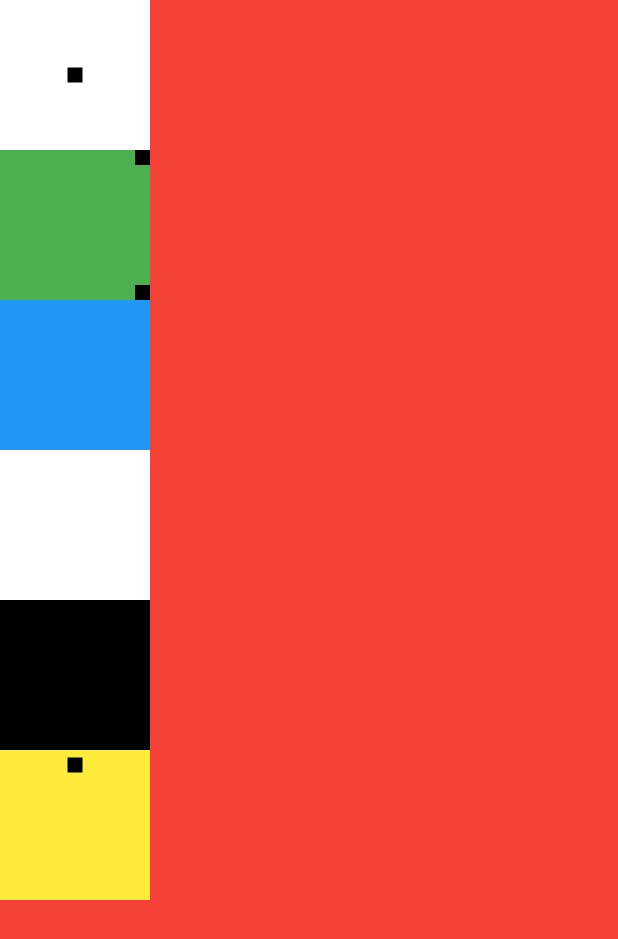
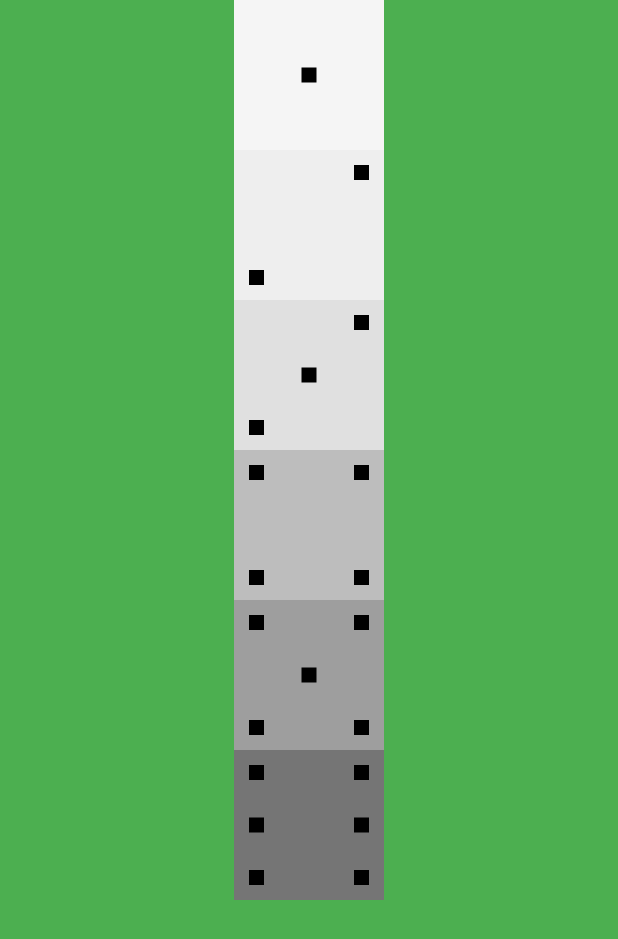
Before and after one commit to SergioRojasLopez/Desarrollo-Interfaces-Flutter, a Flutter app: the Ejercicio3 screen opened directly, on a phone screen of 412 x 824 dp. Shown: the top 939 px of the screen. Run offline on Flutter 3.47's test engine with Material 3 defaults, Android fonts, the light colour scheme and no system bars.

Commit message:
-- ejercicio3.dart finished

```diff
--- a/lib/ejercicio3.dart
+++ b/lib/ejercicio3.dart
@@ -6,88 +6,174 @@
 
   @override
   Widget build(BuildContext context) {
-    return SafeArea(
-      child: Scaffold(
-        backgroundColor: Colors.red,
-        body: Column(
-          mainAxisAlignment: MainAxisAlignment.spaceAround,
-          mainAxisSize: MainAxisSize.min,
-          verticalDirection: VerticalDirection.down,
+    return Scaffold(
+        backgroundColor: Colors.green,
+        body: SafeArea(
+          child: Row(
+            mainAxisAlignment: MainAxisAlignment.center,
             children: [
+              Column(
+                children: [
+                  // Dado 1
                   Container(
-              width: 100.0,
-              height: 100.0 ,
-              color: Colors.white,
-              child: Center(
-                child: point(true),
+                    width: 100,
+                    height: 100,
+                    color: Colors.grey[100],
+                    child: Column(
+                      mainAxisAlignment: MainAxisAlignment.center,
+                      children: [
+                        point(),
+                      ],
                     ),
                   ),
+                  // Dado 2
                   Container(
-              width: 100.0,
-              height: 100.0,
-              // alignment: Alignment.bottomRight,
-              color: Colors.green,
-              child: Column(
+                    width: 100,
+                    height: 100,
+                    color: Colors.grey[200],
+                    child: Row(
                       mainAxisAlignment: MainAxisAlignment.spaceBetween,
-                crossAxisAlignment: CrossAxisAlignment.end,
                       children: [
-                  Container(
-                      height: 10,
-                      width: 10,
-                      color: Colors.black,
+                        Column(
+                          verticalDirection: VerticalDirection.up,
+                          children: [
+                            point(),
+                          ],
                         ),
-                  Container(
-                    height: 10,
-                    width: 10,
-                    color: Colors.black,
+                        Column(
+                          children: [
+                            point(),
+                          ],
                         )
                       ],
                     ),
                   ),
+                  // Dado 3
                   Container(
-              width: 100.0,
-              height: 100.0,
-              // alignment: Alignment.bottomLeft,
-              color: Colors.blue,
+                    width: 100,
+                    height: 100,
+                    color: Colors.grey[300],
+                    child: Row(
+                      mainAxisAlignment: MainAxisAlignment.spaceBetween,
+                      children: [
+                        Column(
+                          verticalDirection: VerticalDirection.up,
+                          children: [
+                            point(),
+                          ],
                         ),
-            Container(
-              width: 100.0,
-              height: 100.0,
-              // alignment: Alignment.topRight,
-              color: Colors.white,
+                        Column(
+                          mainAxisAlignment: MainAxisAlignment.center,
+                          children: [
+                            point(),
+                          ],
                         ),
-            Container(
-              width: 100.0,
-              height: 100.0,
-              // alignment: Alignment.topRight,
-              color: Colors.black,
-            ),
-            Container(
-              width: 100.0,
-              height: 100.0,
-              // alignment: Alignment.topRight,
-              color: Colors.yellow,
-              child: Column(
-                mainAxisAlignment: MainAxisAlignment.start,
+                        Column(
                           children: [
-                  Container(
-                    child: point(true),
+                            point(),
+                          ],
                         )
                       ],
                     ),
+                  ),
+                  // Dado 4
+                  Container(
+                    width: 100,
+                    height: 100,
+                    color: Colors.grey[400],
+                    child: Row(
+                      mainAxisAlignment: MainAxisAlignment.spaceBetween,
+                      children: [
+                        Column(
+                          mainAxisAlignment: MainAxisAlignment.spaceBetween,
+                          children: [
+                            point(),
+                            point()
+                          ],
+                        ),
+                        Column(
+                          mainAxisAlignment: MainAxisAlignment.spaceBetween,
+                          children: [
+                            point(),
+                            point()
+                          ],
                         )
                       ],
-
                     ),
                   ),
+                  // Dado 5
+                  Container(
+                    width: 100,
+                    height: 100,
+                    color: Colors.grey[500],
+                    child: Row(
+                      mainAxisAlignment: MainAxisAlignment.spaceBetween,
+                      children: [
+                        Column(
+                          mainAxisAlignment: MainAxisAlignment.spaceBetween,
+                          children: [
+                            point(),
+                            point()
+                          ],
+                        ),
+                        Column(
+                          mainAxisAlignment: MainAxisAlignment.center,
+                          children: [
+                            point()
+                          ],
+                        ),
+                        Column(
+                          mainAxisAlignment: MainAxisAlignment.spaceBetween,
+                          children: [
+                            point(),
+                            point()
+                          ],
+                        )
+                      ],
+                    ),
+                  ),
+                  // Dado 6
+                  Container(
+                    width: 100,
+                    height: 100,
+                    color: Colors.grey[600],
+                    child: Row(
+                      mainAxisAlignment: MainAxisAlignment.spaceBetween,
+                      children: [
+                        Column(
+                          mainAxisAlignment: MainAxisAlignment.spaceBetween,
+                          children: [
+                            point(),
+                            point(),
+                            point()
+                          ],
+                        ),
+                        Column(
+                          mainAxisAlignment: MainAxisAlignment.spaceBetween,
+                          children: [
+                            point(),
+                            point(),
+                            point()
+                          ],
+                        )
+                      ],
+                    ),
+                  ),
+                ],
+              ),
+
+            ],
+          ),
+        )
     );
   }
-  Widget point ([bool margin = false]){
+
+  Widget point() {
     return Container(
+      margin: const EdgeInsets.all(10),
+      width: 10,
       height: 10,
-      width: 10,
       color: Colors.black,
-      margin: margin ? const EdgeInsets.all(5) : EdgeInsets.zero,
     );
   }
 
--- a/lib/main.dart
+++ b/lib/main.dart
@@ -40,7 +40,7 @@
         colorScheme: ColorScheme.fromSeed(seedColor: Colors.deepPurple),
         useMaterial3: true,
       ),
-      home: const ComposingCard()
+      home: const Ejercicio3()
     );
   }
 }
```
Lines whose indentation alone changed are shown as unchanged.
